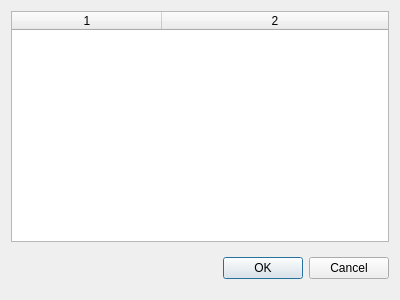
Qt form recovery/replace.ui (procount/pinn) before a commit.
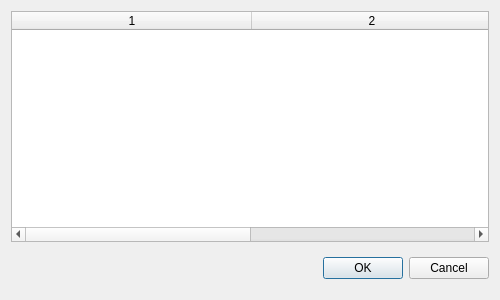
The same form after that commit.

Commit message: resize replace dialog

What changed in the file:
```diff
--- a/recovery/replace.ui
+++ b/recovery/replace.ui
@@ -6,7 +6,7 @@
    <rect>
     <x>0</x>
     <y>0</y>
-    <width>400</width>
+    <width>500</width>
     <height>300</height>
    </rect>
   </property>
@@ -14,7 +14,35 @@
    <string>Replace Installed OSes</string>
   </property>
   <layout class="QGridLayout" name="gridLayout">
-   <item row="0" column="0">
+   <item row="2" column="0">
+    <widget class="QDialogButtonBox" name="buttonBox1">
+     <property name="sizePolicy">
+      <sizepolicy hsizetype="Preferred" vsizetype="Preferred">
+       <horstretch>0</horstretch>
+       <verstretch>0</verstretch>
+      </sizepolicy>
+     </property>
+     <property name="minimumSize">
+      <size>
+       <width>0</width>
+       <height>41</height>
+      </size>
+     </property>
+     <property name="maximumSize">
+      <size>
+       <width>16777215</width>
+       <height>41</height>
+      </size>
+     </property>
+     <property name="orientation">
+      <enum>Qt::Horizontal</enum>
+     </property>
+     <property name="standardButtons">
+      <set>QDialogButtonBox::Cancel|QDialogButtonBox::Ok</set>
+     </property>
+    </widget>
+   </item>
+   <item row="1" column="0">
     <widget class="QTableWidget" name="tableWidget">
      <property name="sizePolicy">
       <sizepolicy hsizetype="Preferred" vsizetype="Preferred">
@@ -35,7 +63,10 @@
       <number>2</number>
      </property>
      <attribute name="horizontalHeaderDefaultSectionSize">
-      <number>150</number>
+      <number>240</number>
+     </attribute>
+     <attribute name="horizontalHeaderMinimumSectionSize">
+      <number>69</number>
      </attribute>
      <attribute name="horizontalHeaderStretchLastSection">
       <bool>true</bool>
@@ -50,34 +81,6 @@
      <column/>
     </widget>
    </item>
-   <item row="1" column="0">
-    <widget class="QDialogButtonBox" name="buttonBox1">
-     <property name="sizePolicy">
-      <sizepolicy hsizetype="Preferred" vsizetype="Preferred">
-       <horstretch>0</horstretch>
-       <verstretch>0</verstretch>
-      </sizepolicy>
-     </property>
-     <property name="minimumSize">
-      <size>
-       <width>0</width>
-       <height>41</height>
-      </size>
-     </property>
-     <property name="maximumSize">
-      <size>
-       <width>16777215</width>
-       <height>41</height>
-      </size>
-     </property>
-     <property name="orientation">
-      <enum>Qt::Horizontal</enum>
-     </property>
-     <property name="standardButtons">
-      <set>QDialogButtonBox::Cancel|QDialogButtonBox::Ok</set>
-     </property>
-    </widget>
-   </item>
   </layout>
  </widget>
  <resources/>
```
Left out of the diff: 3 changed lines with no effect on the pictures.
